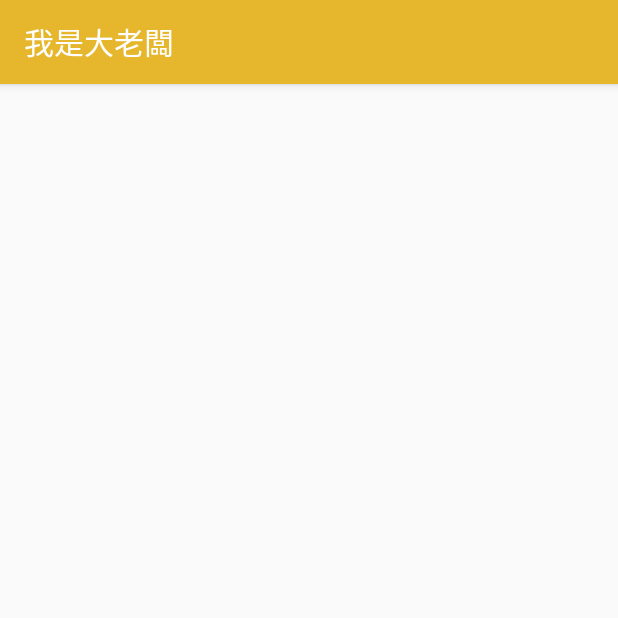
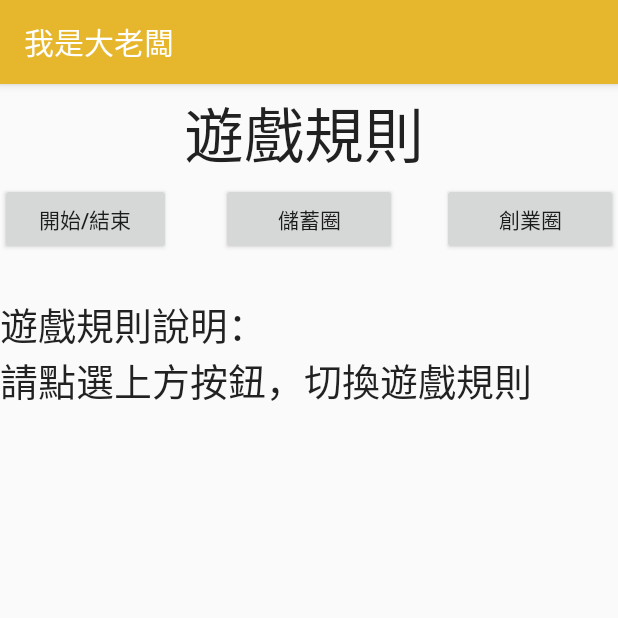
Before and after one commit to vivian-wu/IMTBApp, an Android app: the GameRuleActivity screen opened directly, with no data from a screen before it, on a phone screen of 412 x 824 dp, the top half of it. Run offline under Robolectric (Android 15) with nearby library versions, the phone set to English and light mode, and no system bars.

Commit message:
Update game_rule
文字滾動功能還沒做完
按鈕事件還未建立

```diff
--- a/app/src/main/res/layout/game_rule.xml
+++ b/app/src/main/res/layout/game_rule.xml
@@ -8,6 +8,7 @@
     android:layout_height="match_parent"
     android:fitsSystemWindows="true"
     tools:openDrawer="start">
+  <!--
     <LinearLayout
         android:id="@+id/nav_view"
         android:orientation="horizontal"
@@ -17,9 +18,85 @@
 
         <include
             layout="@layout/nav_header_main"
-            android:layout_width="match_parent"
+            android:layout_width="51dp"
             android:layout_height="match_parent"
             android:layout_weight="1" />
+
+    </LinearLayout>-->
+    <LinearLayout
+        android:layout_width="match_parent"
+        android:layout_height="match_parent"
+        android:orientation="vertical">
+
+        <LinearLayout
+            android:layout_width="wrap_content"
+            android:layout_height="wrap_content"
+            android:orientation="vertical">
+
+            <TextView
+                android:id="@+id/textView4"
+                android:layout_width="405dp"
+                android:layout_height="66dp"
+                android:gravity="center"
+                android:text="遊戲規則"
+                android:textAppearance="@style/TextAppearance.AppCompat.Body2"
+                android:textSize="40sp"
+                android:visibility="visible"
+                tools:ignore="PxUsage" />
+        </LinearLayout>
+
+        <RelativeLayout xmlns:android="http://schemas.android.com/apk/res/android"
+            android:layout_width="fill_parent"
+            android:layout_height="75dp">
+
+
+            <Button
+                android:id="@+id/button"
+                android:layout_width="114dp"
+                android:layout_height="wrap_content"
+                android:text="開始/結束" />
+
+            <Button
+                android:layout_width="117dp"
+                android:layout_height="wrap_content"
+                android:layout_alignParentTop="true"
+                android:layout_centerHorizontal="true"
+                android:gravity="center"
+                android:text="儲蓄圈" />
+
+            <Button
+                android:id="@+id/button2"
+                android:layout_width="117dp"
+                android:layout_height="wrap_content"
+                android:layout_alignParentEnd="true"
+                android:layout_alignParentRight="true"
+
+                android:layout_alignParentTop="true"
+                android:gravity="center"
+                android:text="創業圈"
+                android:visibility="visible" />
+
+        </RelativeLayout>
+
+        <LinearLayout
+            android:layout_width="wrap_content"
+            android:layout_height="wrap_content"
+            android:orientation="vertical">
+
+
+            <TextView
+                android:id="@+id/textView7"
+                android:layout_width="380dp"
+                android:layout_height="330dp"
+                android:maxLines="7"
+                android:scrollbars="vertical"
+                android:singleLine="false"
+                android:text="遊戲規則說明：\n請點選上方按鈕，切換遊戲規則"
+                android:textAppearance="@style/TextAppearance.AppCompat.Body1"
+                android:textSize="25dp" />
+
+        </LinearLayout>
     </LinearLayout>
 
+
 </android.support.v4.widget.DrawerLayout>
```
